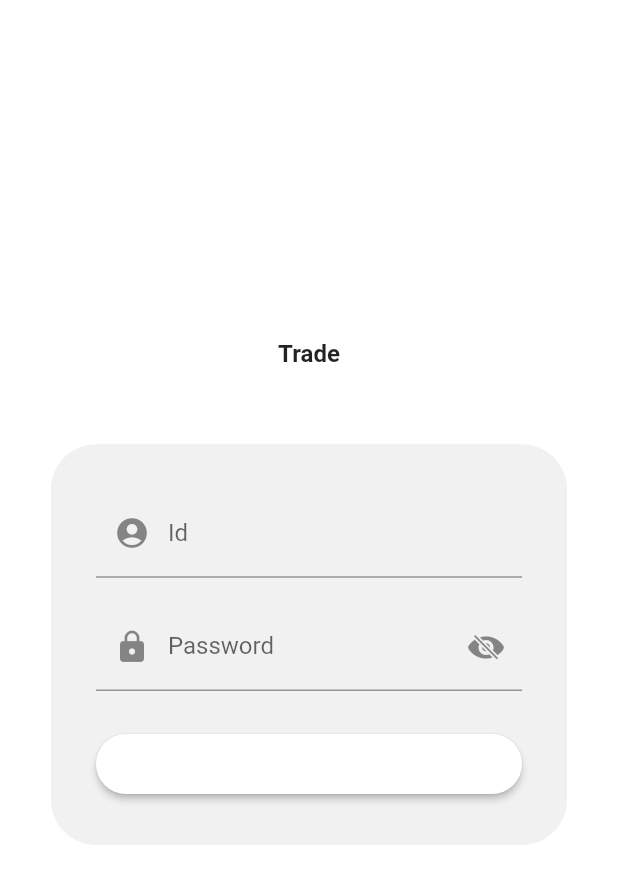
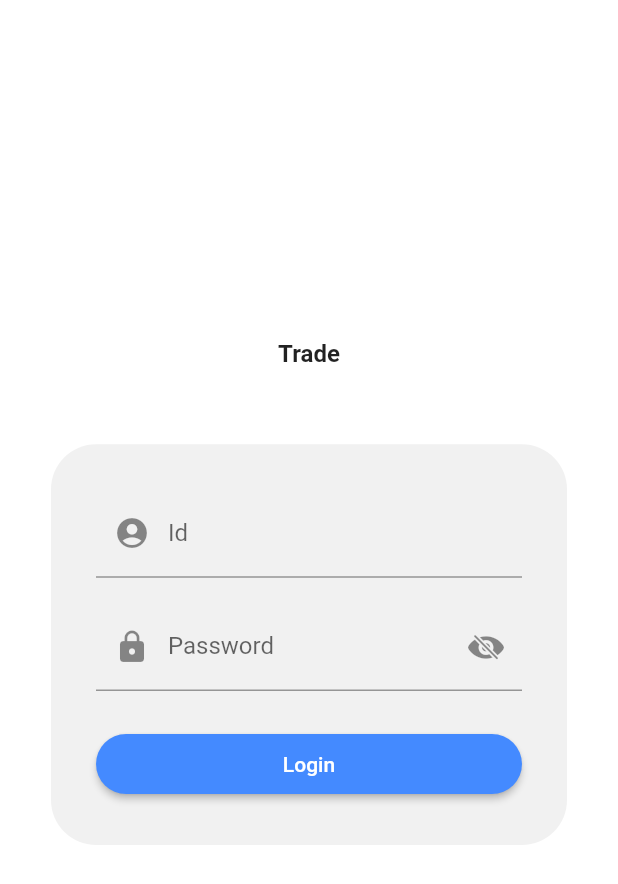
Before and after one commit to hatanvir/trade, a Flutter app: the screen it shows after launch, on a phone screen of 412 x 824 dp. Shown: the top 884 px of the screen. Run offline on Flutter 3.47's test engine with Material 2 defaults, Android fonts, the phone set to English and light mode, and no system bars; our stand-ins replace connectivity, dio, fluttertoast, get, pretty_dio_logger and 1 more; missing offline and left inert: dart:ffi.

Commit message:
login button color changes

```diff
--- a/lib/app/modules/login/views/login_view.dart
+++ b/lib/app/modules/login/views/login_view.dart
@@ -101,7 +101,7 @@ class LoginView extends GetView<LoginController> {
                   width: wp!(60),
                   height: 40,
                   textColor: AppColor.whiteColor,
-                  bgColor: AppColor.primaryColor,
+                  bgColor: AppColor.blueColor,
                   btnName: 'Login',
                   borderRadius: 20,
                   isLoading: controller.isLoading.value,
```
